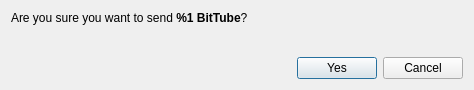
The window that src/gui/ui/confirmsenddialog.ui (ipbc-dev/bittube-wallet-old) describes before a commit, drawn with Qt 5.
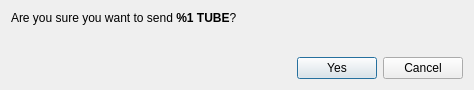
The same window after the commit. Icons and pictures are not drawn.

Commit message: Changed send coin confirmation to use ticker TUBE

```diff
--- a/src/gui/ui/confirmsenddialog.ui
+++ b/src/gui/ui/confirmsenddialog.ui
@@ -22,7 +22,7 @@
      <item>
       <widget class="QLabel" name="m_confirmLabel">
        <property name="text">
-        <string>&lt;html&gt;&lt;head/&gt;&lt;body&gt;&lt;p&gt;Are you sure you want to send &lt;strong&gt;%1 BitTube&lt;/strong&gt;?&lt;/p&gt;&lt;/body&gt;&lt;/html&gt;</string>
+        <string>&lt;html&gt;&lt;head/&gt;&lt;body&gt;&lt;p&gt;Are you sure you want to send &lt;strong&gt;%1 TUBE&lt;/strong&gt;?&lt;/p&gt;&lt;/body&gt;&lt;/html&gt;</string>
        </property>
        <property name="textFormat">
         <enum>Qt::RichText</enum>
```
Left out of the diff: 2 changed lines with no effect on the pictures. The commit also changes 7 other files.
